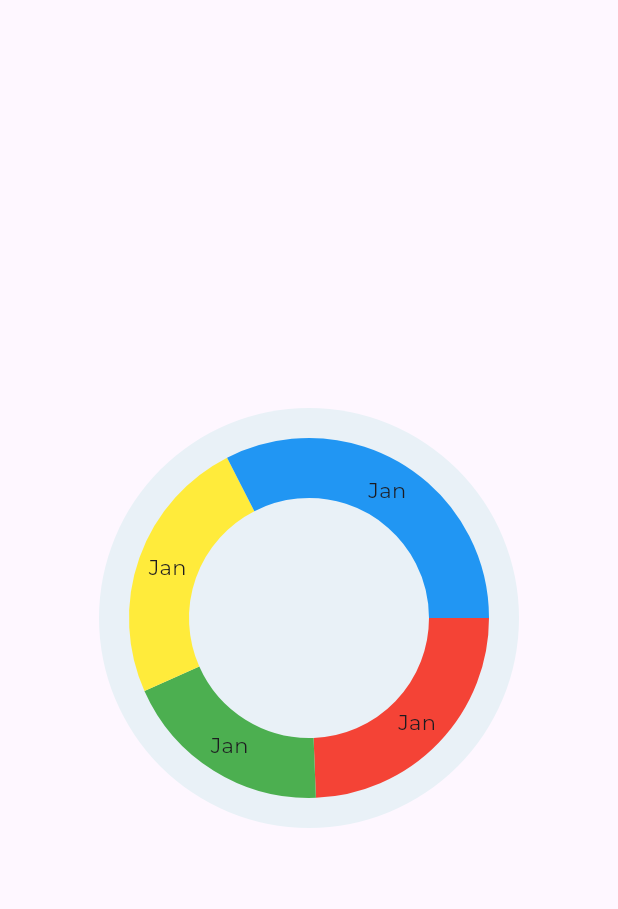
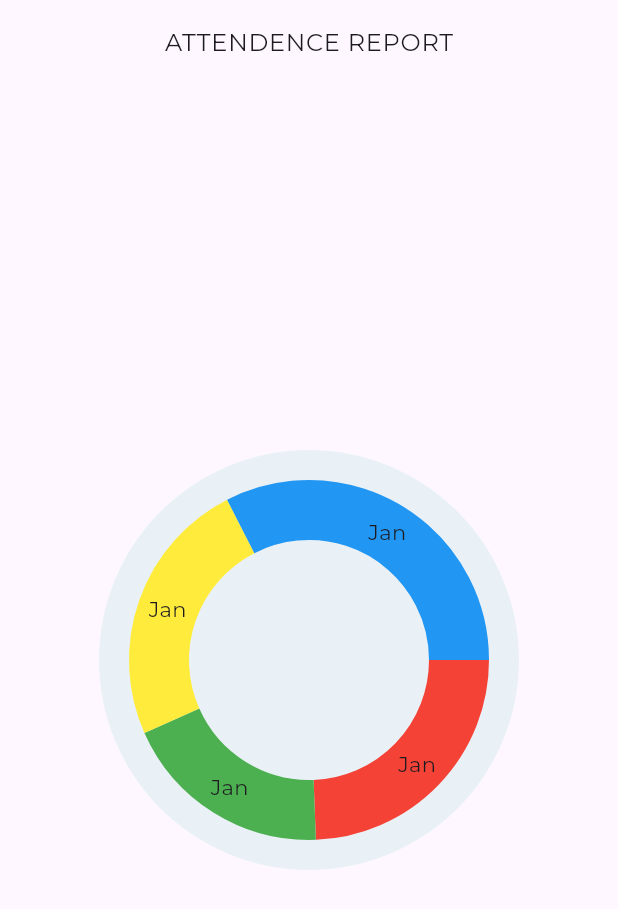
Before and after one commit to akshaykc222/mash_test, a Flutter app: the AttendenceDetailScreen screen opened by its route, on a phone screen of 412 x 824 dp. Shown: the top 909 px of the screen. Run offline on Flutter 3.47's test engine with Material 3 defaults, Android fonts, the phone set to English and light mode, and no system bars; drawn by our look-alikes of fl_chart; our stand-ins replace bloc, dio, firebase_messaging, flutter_bloc, flutter_local_notifications, flutter_svg and 7 more; accounts and stored records are empty.

Commit message:
attendence report added

```diff
--- a/lib/mash/presentation/pages/dashboard/attendence_detail_screen.dart
+++ b/lib/mash/presentation/pages/dashboard/attendence_detail_screen.dart
@@ -1,5 +1,6 @@
 import 'package:flutter/material.dart';
 import 'package:fl_chart/fl_chart.dart';
+import 'package:mash/mash/presentation/utils/app_strings.dart';
 import 'package:mash/mash/presentation/widgets/animated_widget.dart';
 
 class AttendenceDetailScreen extends StatelessWidget {
@@ -16,14 +17,25 @@ class AttendenceDetailScreen extends StatelessWidget {
   @override
   Widget build(BuildContext context) {
     return Scaffold(
-      body: Center(
+      appBar: AppBar(
+        centerTitle: true,
+        title: Text(
+          AppStrings.attendenceReport,
+          style: Theme.of(context).textTheme.bodyLarge,
+        ),
+      ),
+      body: Column(
+        mainAxisAlignment: MainAxisAlignment.center,
+        children: [
+          Center(
             child: CustomAnimatedWidget(
               type: AnimationTypes.scaleAndFade,
               child: Container(
                 height: 280,
                 decoration: BoxDecoration(
                   shape: BoxShape.circle,
-              color: const Color.fromARGB(255, 183, 228, 228).withOpacity(0.3),
+                  color:
+                      const Color.fromARGB(255, 183, 228, 228).withOpacity(0.3),
                 ),
                 child: PieChart(
                   swapAnimationCurve: Curves.easeIn,
@@ -65,6 +77,8 @@ class AttendenceDetailScreen extends StatelessWidget {
               ),
             ),
           ),
+        ],
+      ),
     );
   }
 }
--- a/lib/mash/presentation/pages/dashboard/student_dashboard_page.dart
+++ b/lib/mash/presentation/pages/dashboard/student_dashboard_page.dart
@@ -1,6 +1,4 @@
-import 'package:flutter/cupertino.dart';
 import 'package:flutter/material.dart';
-import 'package:flutter/widgets.dart';
 import 'package:go_router/go_router.dart';
 import 'package:mash/mash/presentation/pages/dashboard/attendence_detail_screen.dart';
 import 'package:mash/mash/presentation/utils/app_colors.dart';
--- a/lib/mash/presentation/utils/app_strings.dart
+++ b/lib/mash/presentation/utils/app_strings.dart
@@ -1,4 +1,5 @@
-class AppStrings{
-static const schedulesForClass ="SCHEDULES FOR THE CLASS";
-static const viewAll ="View All";
+class AppStrings {
+  static const schedulesForClass = "SCHEDULES FOR THE CLASS";
+  static const viewAll = "View All";
+  static const attendenceReport = "ATTENDENCE REPORT";
 }
```
Also changed, not shown: 1 other file. Lines whose indentation alone changed are shown as unchanged.
